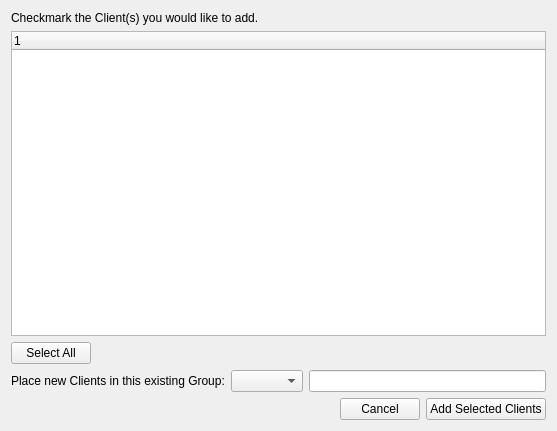
The window that FWAdminLib/NewClientsFromFile.ui (fw-dev/translations) describes before a commit, drawn with Qt 5.
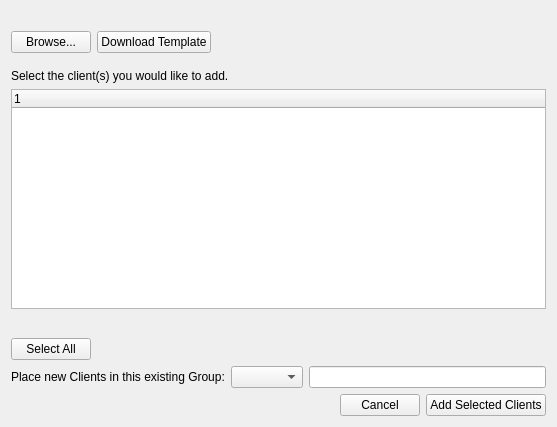
The same window after the commit. Custom widgets are drawn as their Qt base class.

Patch:
```diff
--- a/FWAdminLib/NewClientsFromFile.ui
+++ b/FWAdminLib/NewClientsFromFile.ui
@@ -7,7 +7,7 @@
     <x>0</x>
     <y>0</y>
     <width>557</width>
-    <height>431</height>
+    <height>427</height>
    </rect>
   </property>
   <property name="windowTitle">
@@ -15,9 +15,62 @@
   </property>
   <layout class="QVBoxLayout" name="verticalLayout_2">
    <item>
+    <widget class="QLabel" name="openLabel">
+     <property name="text">
+      <string/>
+     </property>
+    </widget>
+   </item>
+   <item>
+    <layout class="QHBoxLayout" name="horizontalLayout_2">
+     <item>
+      <widget class="QPushButton" name="browsePB">
+       <property name="text">
+        <string>Browse...</string>
+       </property>
+      </widget>
+     </item>
+     <item>
+      <widget class="QPushButton" name="downloadTemplatePB">
+       <property name="text">
+        <string>Download Template</string>
+       </property>
+      </widget>
+     </item>
+     <item>
+      <spacer name="horizontalSpacer_6">
+       <property name="orientation">
+        <enum>Qt::Horizontal</enum>
+       </property>
+       <property name="sizeHint" stdset="0">
+        <size>
+         <width>40</width>
+         <height>20</height>
+        </size>
+       </property>
+      </spacer>
+     </item>
+    </layout>
+   </item>
+   <item>
+    <widget class="QWidget" name="importWidget" native="true">
+     <layout class="QVBoxLayout" name="verticalLayout">
+      <property name="leftMargin">
+       <number>0</number>
+      </property>
+      <property name="topMargin">
+       <number>10</number>
+      </property>
+      <property name="rightMargin">
+       <number>0</number>
+      </property>
+      <property name="bottomMargin">
+       <number>0</number>
+      </property>
+      <item>
     <widget class="QLabel" name="label">
      <property name="text">
-      <string>Checkmark the Client(s) you would like to add.</string>
+         <string>Select the client(s) you would like to add.</string>
      </property>
     </widget>
    </item>
@@ -40,6 +93,18 @@
      </property>
     </widget>
    </item>
+      <item>
+       <widget class="QLabel" name="invalidOrExistingClientsLabel">
+        <property name="font">
+         <font>
+          <pointsize>11</pointsize>
+         </font>
+        </property>
+        <property name="text">
+         <string/>
+        </property>
+       </widget>
+      </item>
    <item>
     <layout class="QHBoxLayout" name="horizontalLayout">
      <item>
@@ -93,6 +158,9 @@
       </widget>
      </item>
     </layout>
+      </item>
+     </layout>
+    </widget>
    </item>
    <item>
     <layout class="QHBoxLayout" name="bottomButtonLayout">
```
Lines whose indentation alone changed are shown as unchanged.
